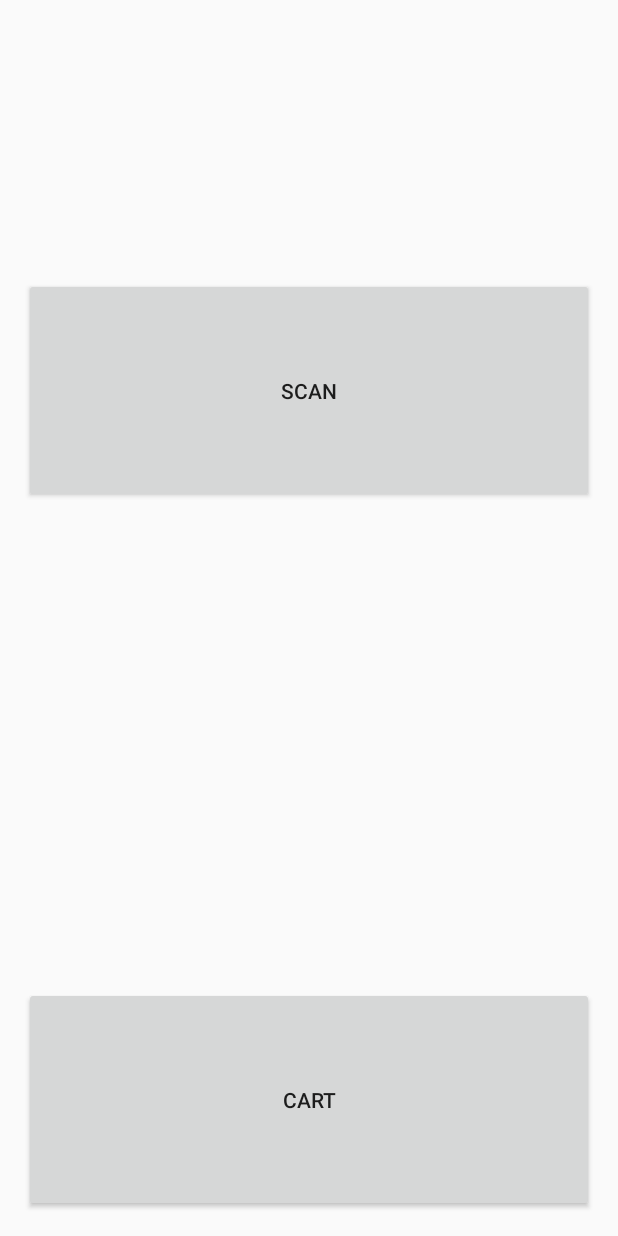
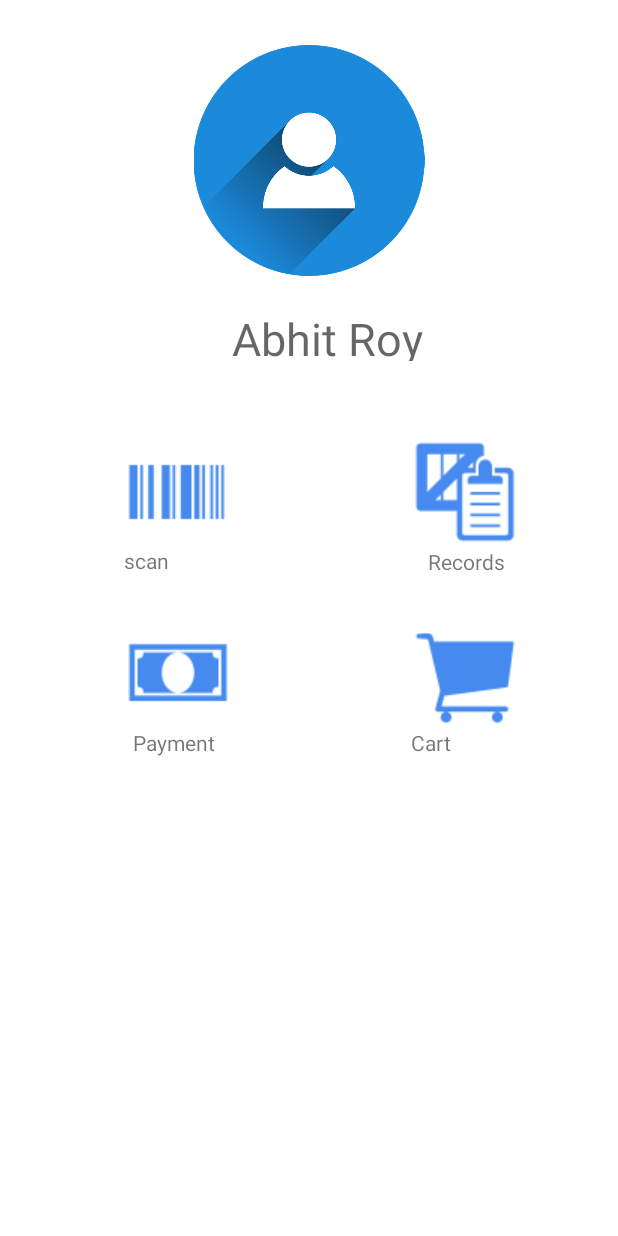
Before and after one commit to vidhantmatta/quickhop3, an Android app: the scan screen opened directly, with no data from a screen before it, on a phone screen of 412 x 824 dp. Run offline under Robolectric (Android 15) with nearby library versions, the light colour scheme and no system bars; libraries missing offline, so code that uses them is left out: com.google.zxing.integration.

Commit message:
Grid layout done by abhit.

```diff
--- a/AndroidStudioProjects/auth/app/src/main/java/com/example/vidhant/auth/scan.java
+++ b/AndroidStudioProjects/auth/app/src/main/java/com/example/vidhant/auth/scan.java
@@ -6,15 +6,15 @@ import android.content.SharedPreferences;
 import android.os.Bundle;
 import android.support.v7.app.AppCompatActivity;
 import android.view.View;
-import android.widget.Button;
+import android.widget.ImageButton;
 import android.widget.Toast;
 
 import com.google.zxing.integration.android.IntentIntegrator;
 import com.google.zxing.integration.android.IntentResult;
 
 public class scan extends AppCompatActivity {
-    Button scan;
-    Button cart;
+    ImageButton scan;
+    ImageButton cart;
     String temp;
     SharedPreferences sf;
     public static final String preference = "pref";
@@ -26,7 +26,7 @@ public class scan extends AppCompatActivity {
         super.onCreate(savedInstanceState);
         setContentView(R.layout.activity_scan);
         buttonclick();
-        scan = (Button) findViewById(R.id.scan);
+        scan = (ImageButton) findViewById(R.id.scan);
         sf = getSharedPreferences(preference, Context.MODE_PRIVATE);
         scan.setOnClickListener(new View.OnClickListener() {
             @Override
@@ -71,7 +71,7 @@ public class scan extends AppCompatActivity {
     }
 
     private void buttonclick() {
-        cart = (Button) findViewById(R.id.cart);
+        cart = (ImageButton) findViewById(R.id.cart);
         cart.setOnClickListener(new View.OnClickListener() {
             @Override
             public void onClick(View v) {
--- a/AndroidStudioProjects/auth/app/src/main/res/layout/activity_scan.xml
+++ b/AndroidStudioProjects/auth/app/src/main/res/layout/activity_scan.xml
@@ -1,39 +1,160 @@
 <?xml version="1.0" encoding="utf-8"?>
 <RelativeLayout xmlns:android="http://schemas.android.com/apk/res/android"
+    xmlns:app="http://schemas.android.com/apk/res-auto"
     xmlns:tools="http://schemas.android.com/tools"
-    android:id="@+id/activity_scan"
+    android:id="@+id/activity_main"
+    android:background="@color/white"
     android:layout_width="match_parent"
     android:layout_height="match_parent"
     android:paddingBottom="@dimen/activity_vertical_margin"
+
     android:paddingLeft="@dimen/activity_horizontal_margin"
     android:paddingRight="@dimen/activity_horizontal_margin"
     android:paddingTop="@dimen/activity_vertical_margin"
-    tools:context="com.example.vidhant.auth.scan">
+    tools:context=".scan">
 
-    <Button
-        android:text="scan"
+
+    <ImageView
         android:layout_width="match_parent"
-        android:layout_height="150dp"
+        app:srcCompat="@drawable/daru"
+        android:id="@+id/imageView"
+        android:layout_alignParentTop="true"
+        android:layout_alignParentEnd="true"
+        android:layout_marginTop="14dp"
+
+        android:layout_height="154dp"
+
+        android:layout_alignParentRight="true" />
+
+    <ImageButton
+        android:background="@color/white"
+        app:srcCompat="@drawable/inventory2_72"
+        android:id="@+id/history"
+
+        android:layout_alignTop="@+id/scan"
+        android:layout_alignParentEnd="true"
+        android:scaleType="fitXY"
+        android:adjustViewBounds="true"
+
+        android:layout_width="72dp"
+        android:layout_height="72dp"
+        android:layout_marginLeft="10dp"
+        android:layout_marginRight="50dp"
+        android:layout_marginBottom="20dp"
+        android:layout_alignParentRight="true" />
+
+    <ImageButton
+        android:background="@color/white"
+        app:srcCompat="@drawable/shoping_cart_72"
+        android:id="@+id/cart"
+        android:scaleType="fitXY"
+        android:adjustViewBounds="true"
+
+
+        android:layout_height="72dp"
+        android:layout_width="72dp"
+        android:layout_below="@+id/history"
+        android:layout_alignLeft="@+id/history"
+        android:layout_alignStart="@+id/history"
+        android:layout_marginTop="29dp" />
+
+    <ImageButton
+        android:background="@color/white"
+        app:srcCompat="@drawable/bill_72"
+        android:id="@+id/wallet"
+        android:scaleType="fitXY"
+
+
+        android:layout_width="72dp"
+        android:layout_height="72dp"
+        android:adjustViewBounds="true"
+        android:layout_alignTop="@+id/cart"
+        android:layout_toLeftOf="@+id/textView"
+        android:layout_toStartOf="@+id/textView" />
+
+    <ImageButton
+        android:background="@color/white"
+        app:srcCompat="@drawable/barcode_72"
         android:id="@+id/scan"
-        android:layout_alignParentTop="true"
-        android:layout_marginTop="169dp"
-        tools:text="scan"
+        android:scaleType="fitXY"
+
+        android:adjustViewBounds="true"
+
+        android:layout_height="72dp"
+        android:layout_width="72dp"
+        android:layout_below="@+id/textView"
+        android:layout_alignLeft="@+id/wallet"
+        android:layout_alignStart="@+id/wallet"
+        android:layout_marginTop="51dp" />
+
+    <TextView
+        android:text="@string/gridtext"
+        android:layout_width="160dp"
+
+        android:id="@+id/textView"
+        android:textAppearance="@style/TextAppearance.AppCompat.Display1"
+        android:layout_height="35dp"
+        android:scrollbarAlwaysDrawHorizontalTrack="true"
+        android:textSize="30sp"
+        android:layout_marginTop="21dp"
+        android:layout_below="@+id/imageView"
+        android:layout_alignRight="@+id/history"
+        android:layout_alignEnd="@+id/history"
+        android:layout_marginRight="31dp"
+        android:layout_marginEnd="31dp" />
+
+    <TextView
+        android:id="@+id/textView2"
+        android:layout_width="wrap_content"
+        android:layout_height="wrap_content"
+        android:text="@string/scan"
+        android:layout_below="@+id/scan"
+        android:layout_alignRight="@+id/scan"
+        android:layout_alignEnd="@+id/scan"
+        android:layout_alignLeft="@+id/scan"
+        android:layout_alignStart="@+id/scan"
+        android:textAlignment="center"
         />
-    <Button
-    android:text="cart"
-    android:layout_width="match_parent"
-    android:layout_height="150dp"
-    android:id="@+id/cart"
-    android:layout_alignParentBottom="true"
-    android:layout_marginTop="169dp"
-    tools:text="scan"/>
+
     <TextView
+        android:id="@+id/textView5"
+        android:layout_width="wrap_content"
+        android:layout_height="wrap_content"
+        android:text="@string/records"
+        android:layout_above="@+id/cart"
+        android:layout_alignLeft="@+id/history"
+        android:layout_alignStart="@+id/history"
+        android:layout_alignRight="@+id/history"
+        android:layout_alignEnd="@+id/history"
+        android:textAlignment="center"
+        android:layout_marginLeft="11dp"
+        />
 
-        android:layout_width="match_parent"
-        android:layout_height="150dp"
-        android:id="@+id/textviewresult"
-        android:layout_alignParentTop="true"
-        android:layout_alignParentLeft="true"
-        android:textSize="40sp"
-        android:layout_alignParentStart="true" />
+    <TextView
+        android:id="@+id/textView7"
+        android:layout_width="wrap_content"
+        android:layout_height="wrap_content"
+        android:text="@string/payment"
+        android:layout_below="@+id/wallet"
+        android:layout_alignLeft="@+id/wallet"
+        android:layout_alignStart="@+id/wallet"
+        android:layout_alignRight="@+id/wallet"
+        android:layout_alignEnd="@+id/wallet"
+        android:textAlignment="center"
+        android:layout_marginLeft="6dp"
+        />
+
+    <TextView
+        android:id="@+id/textView8"
+        android:layout_width="wrap_content"
+        android:layout_height="wrap_content"
+        android:layout_alignEnd="@+id/cart"
+        android:layout_alignRight="@+id/cart"
+        android:layout_alignTop="@+id/textView7"
+        android:text="@string/cart"
+        android:layout_alignLeft="@+id/cart"
+        android:layout_alignStart="@+id/cart"
+        android:textAlignment="center"/>
+
+
 </RelativeLayout>
--- a/AndroidStudioProjects/auth/app/src/main/res/values/strings.xml
+++ b/AndroidStudioProjects/auth/app/src/main/res/values/strings.xml
@@ -9,4 +9,9 @@
     <string name="introthreemain">Dont worry we have got your six! We accept digital payments.</string>
     <string name="introfourheader">Curious Yet?</string>
     <string name="introfourmain">Come check us out.</string>
+    <string name="gridtext">Abhit Roy</string>
+    <string name="scan">scan</string>
+    <string name="records">Records</string>
+    <string name="payment">Payment</string>
+    <string name="cart">Cart</string>
 </resources>
```
Also changed, not shown: AndroidStudioProjects/auth/app/src/main/res/drawable/barcode_72.png (added), AndroidStudioProjects/auth/app/src/main/res/drawable/bill_72.png (added), AndroidStudioProjects/auth/app/src/main/res/drawable/daru.png (added), AndroidStudioProjects/auth/app/src/main/res/drawable/inventory2_72.png (added), AndroidStudioProjects/auth/app/src/main/res/drawable/shoping_cart_72.png (added).
